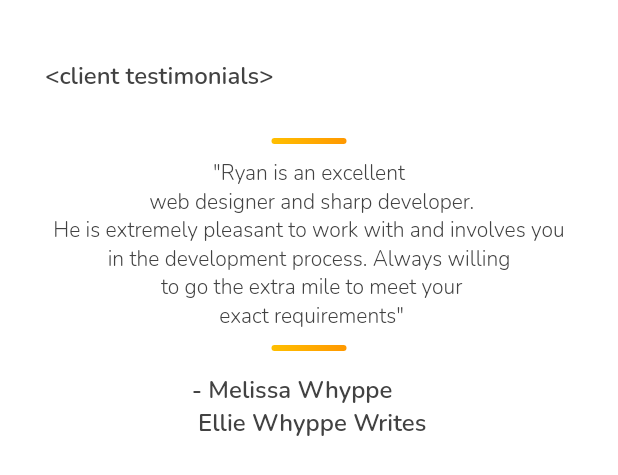
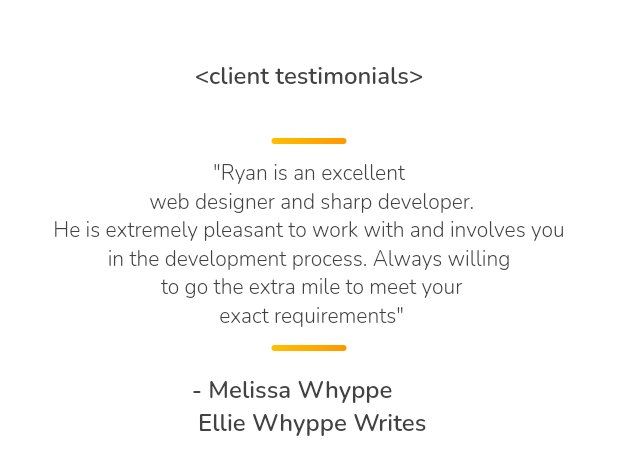
Before and after one commit to ryanemm/kosi_connect, a Flutter app: the TestimonialsMobile widget shown alone on an empty page, opened directly, on a phone screen of 412 x 824 dp. Shown: the top 475 px of the screen. Run offline on Flutter 3.47's test engine with Material 2 defaults, Android fonts, the phone set to English and light mode, and no system bars; drawn by our look-alikes of animated_text_kit; our stand-ins replace google_fonts, outline_gradient_button; missing offline and left inert: assorted_layout_widgets, shape_of_view.

Commit message:
testimonial section mobile view

```diff
--- a/lib/Sections/Testimonials/testimonials_mobile.dart
+++ b/lib/Sections/Testimonials/testimonials_mobile.dart
@@ -16,7 +16,7 @@ class TestimonialsMobile extends StatelessWidget {
             shape: DiagonalShape(
                 position: DiagonalPosition.Top,
                 direction: DiagonalDirection.Left,
-                angle: DiagonalAngle.deg(angle: 6)),
+                angle: DiagonalAngle.deg(angle: 0)),
             child: Container(
               color: Colors.white,
               padding:
@@ -25,7 +25,7 @@ class TestimonialsMobile extends StatelessWidget {
                 mainAxisAlignment: MainAxisAlignment.start,
                 crossAxisAlignment: CrossAxisAlignment.start,
                 children: [
-                  AnimatedTextKit(
+                  Center(child: AnimatedTextKit(
                     totalRepeatCount: 10,
                     animatedTexts: [
                       TypewriterAnimatedText("<client testimonials>",
@@ -35,7 +35,7 @@ class TestimonialsMobile extends StatelessWidget {
                               fontWeight: FontWeight.w600,
                               color: Colors.grey[800]))
                     ],
-                  ),
+                  ),),
                   SizedBox(height: 30),
                   Center(
                     child: TestimonialMobile(),
```
